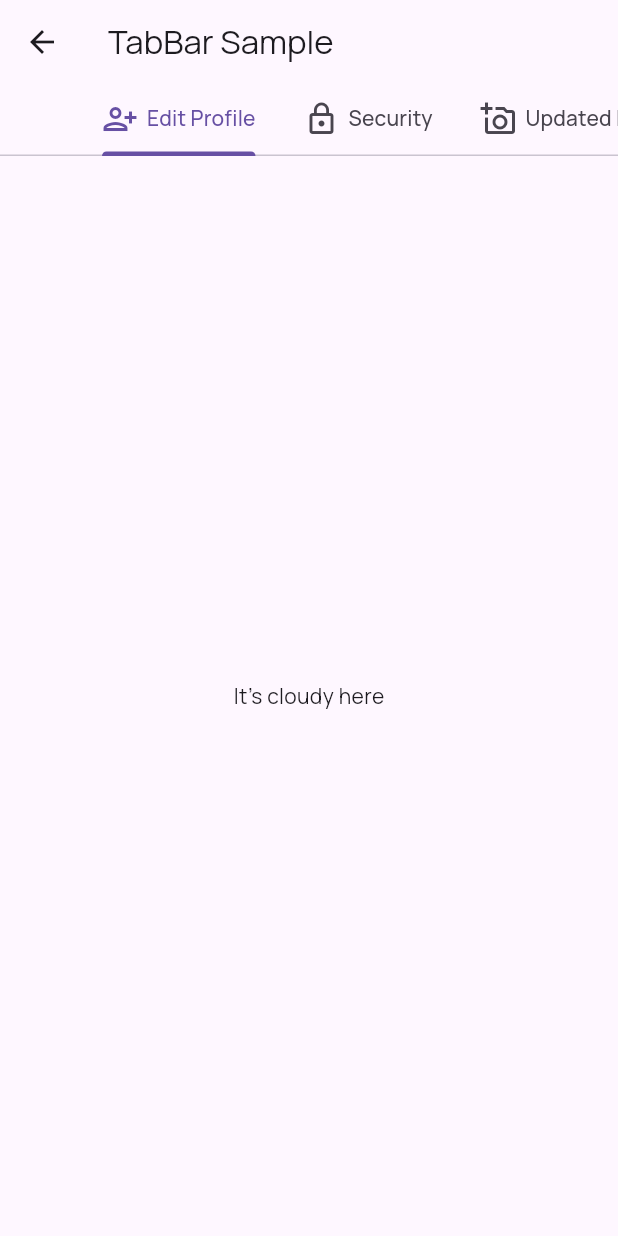
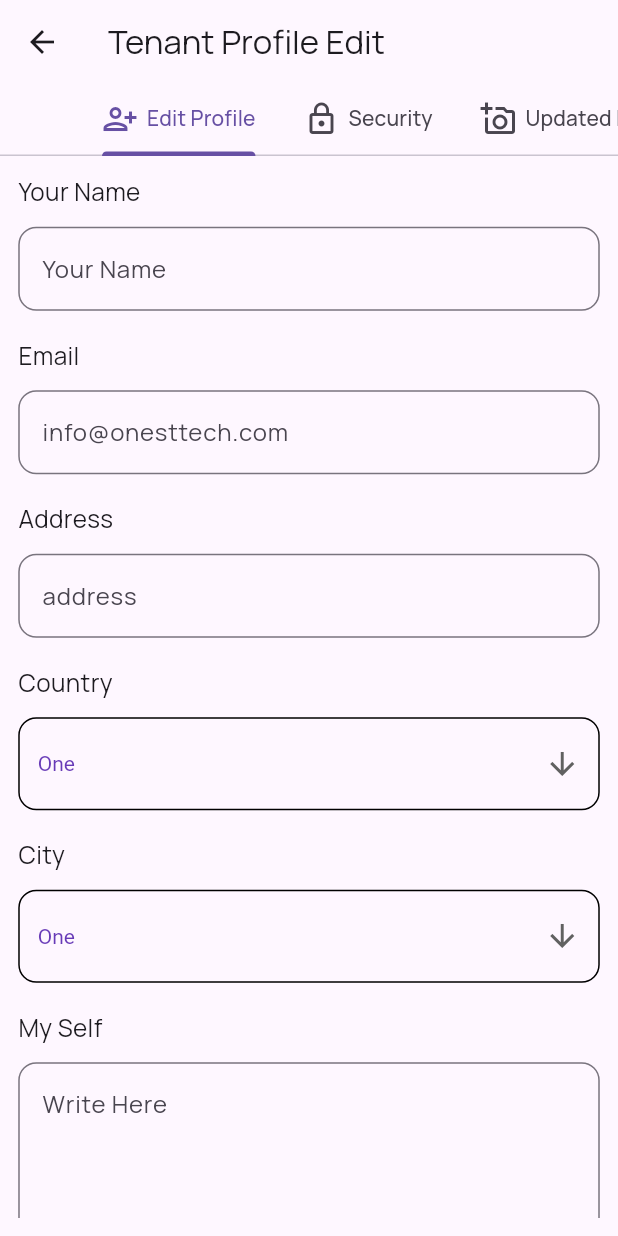
Before and after one commit to rd-seto/kelolarumah, a Flutter app: the TenantsProfileSetting screen opened directly, on a phone screen of 412 x 824 dp. Run offline on Flutter 3.47's test engine with Material 3 defaults, Android fonts, the phone set to English and light mode, and no system bars; drawn by our look-alikes of flutter_easyloading; our stand-ins replace cached_network_image, dio, dotted_border, easy_localization, equatable, file_picker and 12 more; missing offline and left inert: tf_dio_cache; accounts and stored records are empty.

Commit message:
tenant edit profile done

```diff
--- /dev/null
+++ b/lib/pages/tenants/tenants_profile_setting/edit_profile.dart
@@ -0,0 +1,151 @@
+import 'package:flutter/cupertino.dart';
+import 'package:flutter/material.dart';
+import 'package:flutter_screenutil/flutter_screenutil.dart';
+import 'package:landlord/pages/tenants/tickets/create_new_ticket.dart';
+
+class EditProfile extends StatelessWidget {
+  const EditProfile({super.key});
+
+  @override
+  Widget build(BuildContext context) {
+    String dropdownValue = list.first;
+    return Padding(
+      padding: EdgeInsets.all(12.r),
+      child: SingleChildScrollView(
+        child: Column(
+          crossAxisAlignment: CrossAxisAlignment.start,
+          children: [
+            Text(
+              "Your Name",
+              style: TextStyle(fontSize: 16.r),
+            ),
+            const SizedBox(height: 12),
+            TextFormField(
+              decoration: InputDecoration(
+                  hintText: "Your Name",
+                  border: OutlineInputBorder(
+                      borderSide: BorderSide(color: Colors.green.shade300),
+                      borderRadius: BorderRadius.circular(12))),
+            ),
+            const SizedBox(height: 18),
+            Text(
+              "Email",
+              style: TextStyle(fontSize: 16.r),
+            ),
+            const SizedBox(height: 12),
+            TextFormField(
+              decoration: InputDecoration(
+                  hintText: "info@onesttech.com",
+                  border: OutlineInputBorder(
+                      borderSide: BorderSide(color: Colors.green.shade300),
+                      borderRadius: BorderRadius.circular(12))),
+            ),
+            const SizedBox(height: 18),
+            Text(
+              "Address",
+              style: TextStyle(fontSize: 16.r),
+            ),
+            const SizedBox(height: 12),
+            TextFormField(
+              decoration: InputDecoration(
+                  hintText: "address",
+                  border: OutlineInputBorder(
+                      borderSide: BorderSide(color: Colors.green.shade300),
+                      borderRadius: BorderRadius.circular(12))),
+            ),
+            const SizedBox(height: 18),
+            Text(
+              "Country",
+              style: TextStyle(fontSize: 16.r),
+            ),
+            const SizedBox(height: 12),
+            Container(
+              padding: const EdgeInsets.symmetric(horizontal: 12, vertical: 6),
+              decoration: BoxDecoration(
+                  border: Border.all(),
+                  borderRadius: BorderRadius.circular(12)
+              ),
+              child: DropdownButton<String>(
+                isExpanded: true,
+                value: dropdownValue,
+                icon: const Icon(Icons.arrow_downward),
+                elevation: 16,
+                style: const TextStyle(color: Colors.deepPurple),
+                underline: const SizedBox(),
+                onChanged: (String? value) {
+                  // This is called when the user selects an item.
+                  // setState(() {
+                  //   dropdownValue = value!;
+                  // });
+                },
+                items: list.map<DropdownMenuItem<String>>((String value) {
+                  return DropdownMenuItem<String>(
+                    value: value,
+                    child: Text(value),
+                  );
+                }).toList(),
+              ),
+            ),
+            const SizedBox(height: 18),
+            Text(
+              "City",
+              style: TextStyle(fontSize: 16.r),
+            ),
+            const SizedBox(height: 12),
+            Container(
+              padding: const EdgeInsets.symmetric(horizontal: 12, vertical: 6),
+              decoration: BoxDecoration(
+                  border: Border.all(),
+                  borderRadius: BorderRadius.circular(12)
+              ),
+              child: DropdownButton<String>(
+                isExpanded: true,
+                value: dropdownValue,
+                icon: const Icon(Icons.arrow_downward),
+                elevation: 16,
+                style: const TextStyle(color: Colors.deepPurple),
+                underline: const SizedBox(),
+                onChanged: (String? value) {
+                  // This is called when the user selects an item.
+                  // setState(() {
+                  //   dropdownValue = value!;
+                  // });
+                },
+                items: list.map<DropdownMenuItem<String>>((String value) {
+                  return DropdownMenuItem<String>(
+                    value: value,
+                    child: Text(value),
+                  );
+                }).toList(),
+              ),
+            ),
+            const SizedBox(height: 18),
+            Text(
+              "My Self",
+              style: TextStyle(fontSize: 16.r),
+            ),
+            const SizedBox(height: 12),
+            TextFormField(
+              maxLines: 4,
+              decoration: InputDecoration(
+                  hintText: "Write Here",
+                  border: OutlineInputBorder(
+                      borderSide: BorderSide(color: Colors.green.shade300),
+                      borderRadius: BorderRadius.circular(12))),
+            ),
+            const SizedBox(height: 28),
+            FilledButton(
+                style: FilledButton.styleFrom(
+                    fixedSize: const Size(400, 50),
+                    shape: RoundedRectangleBorder(
+                        borderRadius: BorderRadius.circular(12)
+                    ),
+                    backgroundColor: const Color(0xFF007170)),
+                onPressed: (){}, child: const Text("Create Ticket", style: TextStyle(color: Colors.white),)),
+            const SizedBox(height: 28),
+          ],
+        ),
+      ),
+    );
+  }
+}
--- a/lib/pages/tenants/tenants_profile_setting/tenants_profile_setting.dart
+++ b/lib/pages/tenants/tenants_profile_setting/tenants_profile_setting.dart
@@ -1,4 +1,6 @@
 import 'package:flutter/material.dart';
+import 'package:landlord/pages/tenants/tenants_profile_setting/edit_profile.dart';
+import 'package:landlord/pages/tenants/tenants_profile_setting/tenant_edit_security.dart';
 
 class TenantsProfileSetting extends StatefulWidget {
   const TenantsProfileSetting({super.key});
@@ -27,7 +29,7 @@ class _TenantsProfileSettingState extends State<TenantsProfileSetting>
   Widget build(BuildContext context) {
     return Scaffold(
       appBar: AppBar(
-        title: const Text('TabBar Sample'),
+        title: const Text('Tenant Profile Edit'),
         bottom: TabBar(
           padding: EdgeInsets.zero,
           isScrollable: true,
@@ -66,12 +68,8 @@ class _TenantsProfileSettingState extends State<TenantsProfileSetting>
       body: TabBarView(
         controller: _tabController,
         children: const <Widget>[
-          Center(
-            child: Text("It's cloudy here"),
-          ),
-          Center(
-            child: Text("It's rainy here"),
-          ),
+          EditProfile(),
+          TenantEditSecurity(),
           Center(
             child: Text("It's sunny here"),
           ),
```
Also changed, not shown: lib/pages/tenants/tenants_profile_setting/tenant_edit_security.dart (added, +110 -0 lines).
